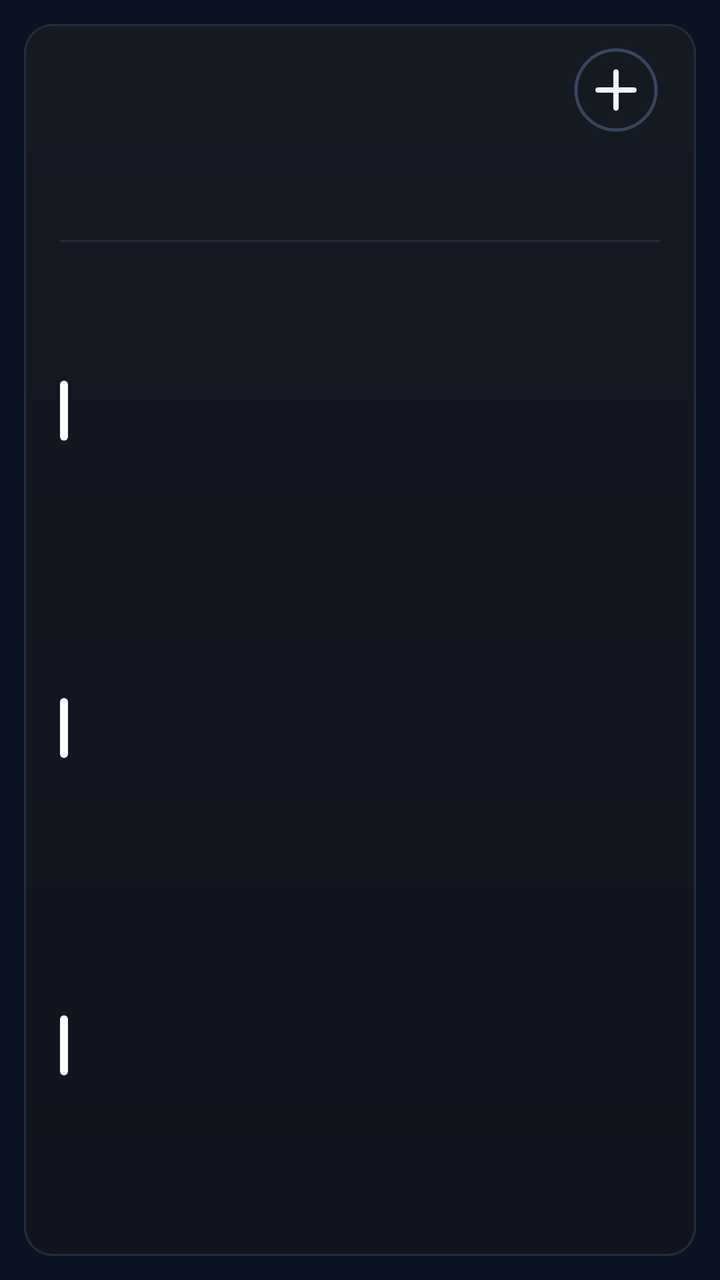
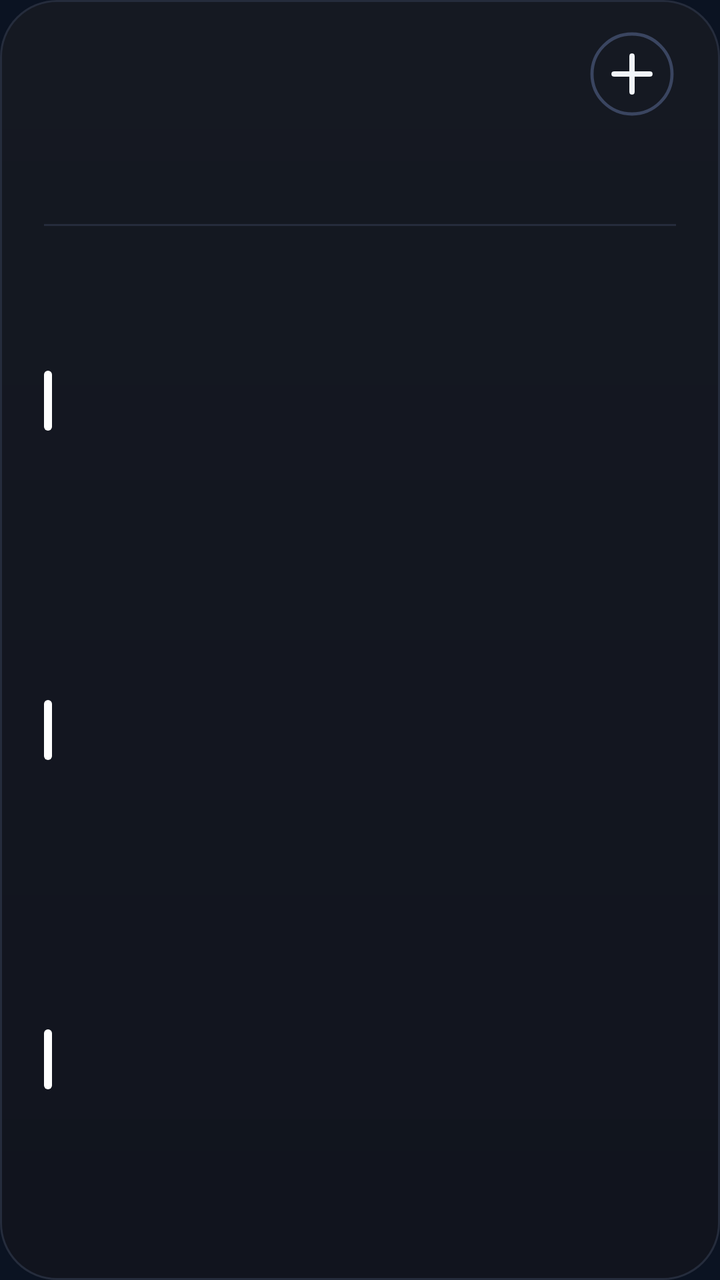

Compare the two renders of this Android layout. The source of the first and the diff that turns it into the second are given below.
<!-- AndroidManifest.xml: application theme AppTheme -->
<!-- res/layout/cal_k3.xml -->
<?xml version="1.0" encoding="utf-8"?>
<FrameLayout xmlns:android="http://schemas.android.com/apk/res/android"
    android:id="@+id/root"
    android:layout_width="match_parent"
    android:layout_height="match_parent"
    android:padding="12dp">

    <LinearLayout
        android:id="@+id/panel"
        android:layout_width="match_parent"
        android:layout_height="match_parent"
        android:background="@drawable/cal_panel"
        android:orientation="vertical"
        android:paddingStart="18dp"
        android:paddingTop="9dp"
        android:paddingEnd="18dp"
        android:paddingBottom="12dp">

        
        <LinearLayout
            android:layout_width="match_parent"
            android:layout_height="48dp"
            android:gravity="center_vertical"
            android:orientation="horizontal">
        <ImageView
            android:id="@+id/cal_day"
            android:layout_width="wrap_content"
            android:layout_height="47dp"
            android:adjustViewBounds="true"
            android:scaleType="fitStart" />

            <LinearLayout
                android:layout_width="0dp"
                android:layout_height="wrap_content"
                android:layout_marginStart="12dp"
                android:layout_weight="1"
                android:orientation="vertical">
                <ImageView
                    android:id="@+id/cal_month"
                    android:layout_width="match_parent"
                    android:layout_height="23dp"
                    android:adjustViewBounds="true"
                    android:scaleType="fitStart" />
                <ImageView
                    android:id="@+id/cal_sub"
                    android:layout_width="match_parent"
                    android:layout_height="16dp"
                    android:adjustViewBounds="true"
                    android:layout_marginTop="2dp"
                    android:scaleType="fitStart" />
            </LinearLayout>

            <ImageView
                android:id="@+id/btn_add"
                android:layout_width="44dp"
                android:layout_height="44dp"
                android:contentDescription="New event"
                android:src="@drawable/ic_cal_add" />
        </LinearLayout>

        
        <LinearLayout
            android:layout_width="match_parent"
            android:layout_height="44dp"
            android:layout_marginTop="2dp"
            android:orientation="horizontal">
            <LinearLayout
                android:layout_width="0dp"
                android:layout_height="match_parent"
                android:layout_weight="1"
                android:gravity="center_horizontal"
                android:orientation="vertical">
                <ImageView
                    android:id="@+id/wk_label_0"
                    android:layout_width="wrap_content"
                    android:layout_height="14dp"
                    android:adjustViewBounds="true"
                    android:scaleType="fitCenter" />
                <ImageView
                    android:id="@+id/wk_num_0"
                    android:layout_width="26dp"
                    android:layout_height="26dp"
                    android:adjustViewBounds="true"
                    android:layout_marginTop="3dp"
                    android:scaleType="fitCenter" />
            </LinearLayout>
            <LinearLayout
                android:layout_width="0dp"
                android:layout_height="match_parent"
                android:layout_weight="1"
                android:gravity="center_horizontal"
                android:orientation="vertical">
                <ImageView
                    android:id="@+id/wk_label_1"
                    android:layout_width="wrap_content"
                    android:layout_height="14dp"
                    android:adjustViewBounds="true"
                    android:scaleType="fitCenter" />
                <ImageView
                    android:id="@+id/wk_num_1"
                    android:layout_width="26dp"
                    android:layout_height="26dp"
                    android:adjustViewBounds="true"
                    android:layout_marginTop="3dp"
                    android:scaleType="fitCenter" />
            </LinearLayout>
            <LinearLayout
                android:layout_width="0dp"
                android:layout_height="match_parent"
                android:layout_weight="1"
                android:gravity="center_horizontal"
                android:orientation="vertical">
                <ImageView
                    android:id="@+id/wk_label_2"
                    android:layout_width="wrap_content"
                    android:layout_height="14dp"
                    android:adjustViewBounds="true"
                    android:scaleType="fitCenter" />
                <ImageView
                    android:id="@+id/wk_num_2"
                    android:layout_width="26dp"
                    android:layout_height="26dp"
                    android:adjustViewBounds="true"
                    android:layout_marginTop="3dp"
                    android:scaleType="fitCenter" />
            </LinearLayout>
            <LinearLayout
                android:layout_width="0dp"
                android:layout_height="match_parent"
                android:layout_weight="1"
                android:gravity="center_horizontal"
                android:orientation="vertical">
                <ImageView
                    android:id="@+id/wk_label_3"
                    android:layout_width="wrap_content"
                    android:layout_height="14dp"
                    android:adjustViewBounds="true"
                    android:scaleType="fitCenter" />
                <ImageView
                    android:id="@+id/wk_num_3"
                    android:layout_width="26dp"
                    android:layout_height="26dp"
                    android:adjustViewBounds="true"
                    android:layout_marginTop="3dp"
                    android:scaleType="fitCenter" />
            </LinearLayout>
            <LinearLayout
                android:layout_width="0dp"
                android:layout_height="match_parent"
                android:layout_weight="1"
                android:gravity="center_horizontal"
                android:orientation="vertical">
                <ImageView
                    android:id="@+id/wk_label_4"
                    android:layout_width="wrap_content"
                    android:layout_height="14dp"
                    android:adjustViewBounds="true"
                    android:scaleType="fitCenter" />
                <ImageView
                    android:id="@+id/wk_num_4"
                    android:layout_width="26dp"
                    android:layout_height="26dp"
                    android:adjustViewBounds="true"
                    android:layout_marginTop="3dp"
                    android:scaleType="fitCenter" />
            </LinearLayout>
            <LinearLayout
                android:layout_width="0dp"
                android:layout_height="match_parent"
                android:layout_weight="1"
                android:gravity="center_horizontal"
                android:orientation="vertical">
                <ImageView
                    android:id="@+id/wk_label_5"
                    android:layout_width="wrap_content"
                    android:layout_height="14dp"
                    android:adjustViewBounds="true"
                    android:scaleType="fitCenter" />
                <ImageView
                    android:id="@+id/wk_num_5"
                    android:layout_width="26dp"
                    android:layout_height="26dp"
                    android:adjustViewBounds="true"
                    android:layout_marginTop="3dp"
                    android:scaleType="fitCenter" />
            </LinearLayout>
            <LinearLayout
                android:layout_width="0dp"
                android:layout_height="match_parent"
                android:layout_weight="1"
                android:gravity="center_horizontal"
                android:orientation="vertical">
                <ImageView
                    android:id="@+id/wk_label_6"
                    android:layout_width="wrap_content"
                    android:layout_height="14dp"
                    android:adjustViewBounds="true"
                    android:scaleType="fitCenter" />
                <ImageView
                    android:id="@+id/wk_num_6"
                    android:layout_width="26dp"
                    android:layout_height="26dp"
                    android:adjustViewBounds="true"
                    android:layout_marginTop="3dp"
                    android:scaleType="fitCenter" />
            </LinearLayout>
        </LinearLayout>

        <ImageView
            android:layout_width="match_parent"
            android:layout_height="1dp"
            android:layout_marginTop="5dp"
            android:layout_marginBottom="5dp"
            android:scaleType="fitXY"
            android:src="@drawable/cal_divider" />

        
        <LinearLayout
            android:layout_width="match_parent"
            android:layout_height="0dp"
            android:layout_weight="1"
            android:orientation="vertical">
        <LinearLayout
            android:id="@+id/cal_row_0"
            android:layout_width="match_parent"
            android:layout_height="0dp"
            android:layout_weight="1"
            android:gravity="center_vertical"
            android:orientation="horizontal">

            <ImageView
                android:id="@+id/cal_bar_0"
                android:layout_width="4dp"
                android:layout_height="30dp"
                android:layout_marginEnd="11dp"
                android:scaleType="fitXY"
                android:src="@drawable/cal_bar" />

            <LinearLayout
                android:layout_width="0dp"
                android:layout_height="wrap_content"
                android:layout_weight="1"
                android:orientation="vertical">

                <LinearLayout
                    android:layout_width="match_parent"
                    android:layout_height="wrap_content"
                    android:orientation="horizontal">
                    <ImageView
                        android:id="@+id/cal_time_0"
                        android:layout_width="wrap_content"
                        android:layout_height="16dp"
                        android:adjustViewBounds="true"
                        android:scaleType="fitStart" />
                    <ImageView
                        android:id="@+id/cal_hint_0"
                        android:layout_width="wrap_content"
                        android:layout_height="16dp"
                        android:adjustViewBounds="true"
                        android:layout_marginStart="9dp"
                        android:scaleType="fitStart" />
                </LinearLayout>
                <ImageView
                    android:id="@+id/cal_title_0"
                    android:layout_width="match_parent"
                    android:layout_height="22dp"
                    android:adjustViewBounds="true"
                    android:layout_marginTop="1dp"
                    android:scaleType="fitStart" />
            </LinearLayout>
        </LinearLayout>
        <LinearLayout
            android:id="@+id/cal_row_1"
            android:layout_width="match_parent"
            android:layout_height="0dp"
            android:layout_weight="1"
            android:gravity="center_vertical"
            android:orientation="horizontal">

            <ImageView
                android:id="@+id/cal_bar_1"
                android:layout_width="4dp"
                android:layout_height="30dp"
                android:layout_marginEnd="11dp"
                android:scaleType="fitXY"
                android:src="@drawable/cal_bar" />

            <LinearLayout
                android:layout_width="0dp"
                android:layout_height="wrap_content"
                android:layout_weight="1"
                android:orientation="vertical">

                <LinearLayout
                    android:layout_width="match_parent"
                    android:layout_height="wrap_content"
                    android:orientation="horizontal">
                    <ImageView
                        android:id="@+id/cal_time_1"
                        android:layout_width="wrap_content"
                        android:layout_height="16dp"
                        android:adjustViewBounds="true"
                        android:scaleType="fitStart" />
                    <ImageView
                        android:id="@+id/cal_hint_1"
                        android:layout_width="wrap_content"
                        android:layout_height="16dp"
                        android:adjustViewBounds="true"
                        android:layout_marginStart="9dp"
                        android:scaleType="fitStart" />
                </LinearLayout>
                <ImageView
                    android:id="@+id/cal_title_1"
                    android:layout_width="match_parent"
                    android:layout_height="22dp"
                    android:adjustViewBounds="true"
                    android:layout_marginTop="1dp"
                    android:scaleType="fitStart" />
            </LinearLayout>
        </LinearLayout>
        <LinearLayout
            android:id="@+id/cal_row_2"
            android:layout_width="match_parent"
            android:layout_height="0dp"
            android:layout_weight="1"
            android:gravity="center_vertical"
            android:orientation="horizontal">

            <ImageView
                android:id="@+id/cal_bar_2"
                android:layout_width="4dp"
                android:layout_height="30dp"
                android:layout_marginEnd="11dp"
                android:scaleType="fitXY"
                android:src="@drawable/cal_bar" />

            <LinearLayout
                android:layout_width="0dp"
                android:layout_height="wrap_content"
                android:layout_weight="1"
                android:orientation="vertical">

                <LinearLayout
                    android:layout_width="match_parent"
                    android:layout_height="wrap_content"
                    android:orientation="horizontal">
                    <ImageView
                        android:id="@+id/cal_time_2"
                        android:layout_width="wrap_content"
                        android:layout_height="16dp"
                        android:adjustViewBounds="true"
                        android:scaleType="fitStart" />
                    <ImageView
                        android:id="@+id/cal_hint_2"
                        android:layout_width="wrap_content"
                        android:layout_height="16dp"
                        android:adjustViewBounds="true"
                        android:layout_marginStart="9dp"
                        android:scaleType="fitStart" />
                </LinearLayout>
                <ImageView
                    android:id="@+id/cal_title_2"
                    android:layout_width="match_parent"
                    android:layout_height="22dp"
                    android:adjustViewBounds="true"
                    android:layout_marginTop="1dp"
                    android:scaleType="fitStart" />
            </LinearLayout>
        </LinearLayout>
        </LinearLayout>
        <ImageView
            android:id="@+id/cal_more"
            android:layout_width="match_parent"
            android:layout_height="14dp"
            android:adjustViewBounds="true"
            android:scaleType="fitEnd" />
    </LinearLayout>
</FrameLayout>
<!-- resources referenced by this layout -->
<resources>
  <!-- drawable cal_bar (drawable) -->
  <?xml version="1.0" encoding="utf-8"?>
  <shape xmlns:android="http://schemas.android.com/apk/res/android" android:shape="rectangle">
      <solid android:color="#FFFFFFFF" />
      <corners android:radius="2dp" />
  </shape>
  <!-- drawable cal_divider (drawable) -->
  <?xml version="1.0" encoding="utf-8"?>
  <shape xmlns:android="http://schemas.android.com/apk/res/android" android:shape="rectangle">
      <solid android:color="#FF252C3C" />
  </shape>
  <!-- drawable cal_panel (drawable) -->
  <?xml version="1.0" encoding="utf-8"?>
  <shape xmlns:android="http://schemas.android.com/apk/res/android" android:shape="rectangle">
      <gradient android:angle="270" android:startColor="#FF151922" android:endColor="#FF11141E" />
      <stroke android:width="1dp" android:color="#FF252C3C" />
      <corners android:radius="14dp" />
  </shape>
  <!-- drawable ic_cal_add (drawable) -->
  <?xml version="1.0" encoding="utf-8"?>
  <vector xmlns:android="http://schemas.android.com/apk/res/android"
      android:width="44dp"
      android:height="44dp"
      android:viewportWidth="44"
      android:viewportHeight="44">
      <path
          android:pathData="M22,22m-20,0a20,20 0,1 1,40 0a20,20 0,1 1,-40 0"
          android:strokeColor="#FF3A4560"
          android:strokeWidth="1.6" />
      <path
          android:pathData="M13,22L31,22M22,13L22,31"
          android:strokeColor="#FFF1F5F9"
          android:strokeLineCap="round"
          android:strokeWidth="2.6" />
  </vector>
  <style name="AppTheme" parent="@android:style/Theme.DeviceDefault.NoActionBar">
          <item name="android:colorAccent">#DF8B35</item>
          <item name="android:colorControlActivated">#DF8B35</item>
          <item name="android:windowBackground">#0B1322</item>
          <item name="android:statusBarColor">#0E111A</item>
          <item name="android:navigationBarColor">#0B1322</item>
          <item name="android:textColorHint">#718096</item>
      </style>
</resources>

<!-- the commit's change to res/layout/cal_k3.xml (unified diff, before → after) -->
@@ -3,7 +3,7 @@
     android:id="@+id/root"
     android:layout_width="match_parent"
     android:layout_height="match_parent"
-    android:padding="12dp">
+    android:padding="0dp">
 
     <LinearLayout
         android:id="@+id/panel"
@@ -11,10 +11,10 @@
         android:layout_height="match_parent"
         android:background="@drawable/cal_panel"
         android:orientation="vertical"
-        android:paddingStart="18dp"
-        android:paddingTop="9dp"
-        android:paddingEnd="18dp"
-        android:paddingBottom="12dp">
+        android:paddingStart="22dp"
+        android:paddingTop="13dp"
+        android:paddingEnd="22dp"
+        android:paddingBottom="14dp">
 
         
         <LinearLayout
<!-- resource entries referenced after the edit -->
@@ -16,7 +16,7 @@
   <shape xmlns:android="http://schemas.android.com/apk/res/android" android:shape="rectangle">
       <gradient android:angle="270" android:startColor="#FF151922" android:endColor="#FF11141E" />
       <stroke android:width="1dp" android:color="#FF252C3C" />
-      <corners android:radius="14dp" />
+      <corners android:radius="@dimen/widget_radius" />
   </shape>
   <!-- drawable ic_cal_add (drawable) -->
   <?xml version="1.0" encoding="utf-8"?>
@@ -43,5 +43,6 @@
           <item name="android:navigationBarColor">#0B1322</item>
           <item name="android:textColorHint">#718096</item>
       </style>
+  <dimen name="widget_radius">20dp</dimen>
 </resources>
 
